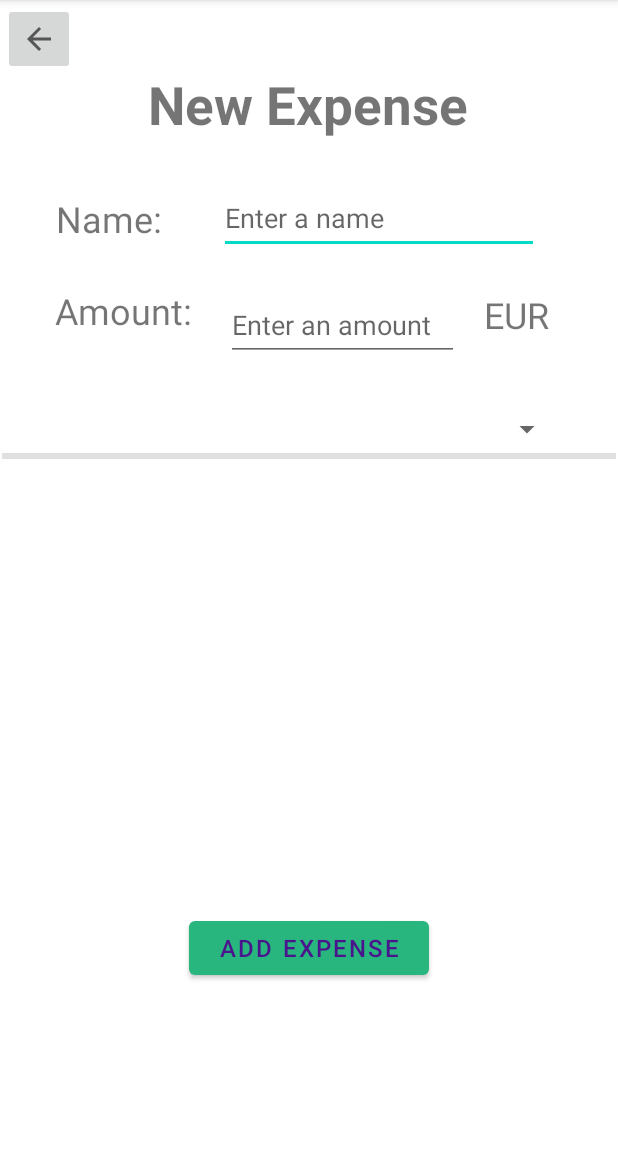
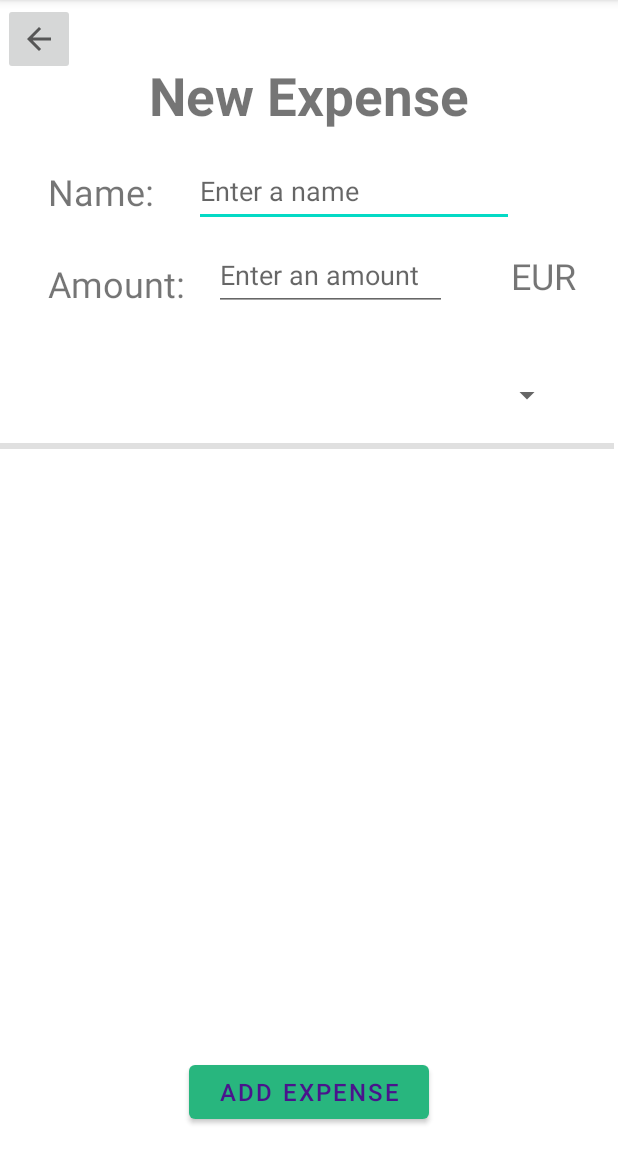
Before and after one commit to tonibosch/PlanVenture-App, an Android app: the CreateExpenseActivity screen opened directly, with no data from a screen before it, on a phone screen of 412 x 824 dp, the part 84-1236 px from its top. Run offline under Robolectric (Android 15) with nearby library versions, the phone set to English and light mode, and no system bars; 1 statement that could not run was skipped.

Commit message:
Solve Bug Activity Create New Expense

```diff
--- a/app/src/main/res/layout/activity_create_expense.xml
+++ b/app/src/main/res/layout/activity_create_expense.xml
@@ -10,16 +10,13 @@
         android:id="@+id/tripInformationHeader3"
         android:layout_width="wrap_content"
         android:layout_height="wrap_content"
-        android:layout_marginTop="16dp"
+        android:layout_marginTop="40dp"
         android:text="@string/new_expense"
         android:textSize="35sp"
         android:textStyle="bold"
-        app:layout_constraintBottom_toTopOf="@+id/divider"
         app:layout_constraintEnd_toEndOf="parent"
-        app:layout_constraintHorizontal_bias="0.498"
         app:layout_constraintStart_toStartOf="parent"
-        app:layout_constraintTop_toTopOf="parent"
-        app:layout_constraintVertical_bias="0.126" />
+        app:layout_constraintTop_toTopOf="parent" />
 
     <ImageButton
         android:id="@+id/backButton_CreateExpenses"
@@ -37,26 +34,22 @@
         android:id="@+id/textView3"
         android:layout_width="81dp"
         android:layout_height="37dp"
-        android:layout_marginTop="36dp"
+        android:layout_marginStart="32dp"
+        android:layout_marginTop="24dp"
         android:text="@string/nameExpenseNE"
         android:textSize="24sp"
-        app:layout_constraintBottom_toTopOf="@+id/divider"
-        app:layout_constraintEnd_toEndOf="parent"
-        app:layout_constraintHorizontal_bias="0.112"
         app:layout_constraintStart_toStartOf="parent"
         app:layout_constraintTop_toBottomOf="@+id/tripInformationHeader3"
-        app:layout_constraintVertical_bias="0.0"
         tools:ignore="TextSizeCheck" />
 
     <TextView
         android:id="@+id/textView7"
         android:layout_width="96dp"
         android:layout_height="41dp"
+        android:layout_marginStart="32dp"
         android:layout_marginTop="24dp"
         android:text="@string/amountE"
         android:textSize="24sp"
-        app:layout_constraintEnd_toEndOf="parent"
-        app:layout_constraintHorizontal_bias="0.117"
         app:layout_constraintStart_toStartOf="parent"
         app:layout_constraintTop_toBottomOf="@+id/textView3"
         tools:ignore="TextSizeCheck" />
@@ -65,15 +58,13 @@
         android:id="@+id/expenseName_editText"
         android:layout_width="wrap_content"
         android:layout_height="wrap_content"
-        android:layout_marginTop="28dp"
-        android:layout_marginEnd="20dp"
+        android:layout_marginStart="16dp"
+        android:layout_marginTop="16dp"
         android:autofillHints=""
         android:ems="10"
         android:hint="@string/enter_a_name"
         android:inputType="text"
         android:minHeight="48dp"
-        app:layout_constraintEnd_toEndOf="parent"
-        app:layout_constraintHorizontal_bias="0.454"
         app:layout_constraintStart_toEndOf="@+id/textView3"
         app:layout_constraintTop_toBottomOf="@+id/tripInformationHeader3" />
 
@@ -81,47 +72,46 @@
         android:id="@+id/createExpenseButton_CreateExpenses"
         android:layout_width="160dp"
         android:layout_height="wrap_content"
-        android:layout_marginTop="33dp"
+        android:layout_marginBottom="16dp"
         android:text="@string/add_expense"
         android:textColor="#4A148C"
         android:textSize="16sp"
+        app:layout_constraintBottom_toBottomOf="parent"
         app:layout_constraintEnd_toEndOf="parent"
         app:layout_constraintStart_toStartOf="parent"
-        app:layout_constraintTop_toBottomOf="@+id/Participant_Expense_RV"
         tools:ignore="TextSizeCheck" />
 
     <EditText
         android:id="@+id/expenseAmount_editText"
         android:layout_width="155dp"
         android:layout_height="48dp"
-        android:layout_marginStart="2dp"
-        android:layout_marginTop="23dp"
+        android:layout_marginTop="8dp"
+        android:autofillHints=""
         android:ems="10"
         android:hint="@string/enter_an_amount"
         android:inputType="numberDecimal"
         app:layout_constraintEnd_toStartOf="@+id/textView10"
+        app:layout_constraintHorizontal_bias="0.25"
         app:layout_constraintStart_toEndOf="@+id/textView7"
-        app:layout_constraintTop_toBottomOf="@+id/expenseName_editText"
-        android:autofillHints="" />
+        app:layout_constraintTop_toBottomOf="@+id/expenseName_editText" />
 
     <TextView
         android:id="@+id/textView10"
         android:layout_width="wrap_content"
         android:layout_height="wrap_content"
-        android:layout_marginTop="24dp"
-        android:layout_marginEnd="30dp"
+        android:layout_marginTop="16dp"
+        android:layout_marginEnd="28dp"
         android:text="@string/eur"
         android:textSize="24sp"
         app:layout_constraintEnd_toEndOf="parent"
-        app:layout_constraintStart_toEndOf="@+id/expenseAmount_editText"
-        app:layout_constraintTop_toBottomOf="@+id/expenseName_editText" />
+        app:layout_constraintTop_toBottomOf="@+id/expenseName_editText"
+        tools:ignore="MissingConstraints" />
 
     <Spinner
         android:id="@+id/ParticipantSpinner"
         android:layout_width="338dp"
         android:layout_height="48dp"
-        android:layout_marginTop="29dp"
-        app:layout_constraintBottom_toTopOf="@+id/divider"
+        android:layout_marginTop="32dp"
         app:layout_constraintEnd_toEndOf="parent"
         app:layout_constraintStart_toStartOf="parent"
         app:layout_constraintTop_toBottomOf="@+id/expenseAmount_editText" />
@@ -130,17 +120,19 @@
         android:id="@+id/divider"
         android:layout_width="409dp"
         android:layout_height="4dp"
+        android:layout_marginTop="8dp"
         android:background="?android:attr/listDivider"
-        app:layout_constraintBottom_toTopOf="@+id/createExpenseButton_CreateExpenses"
-        app:layout_constraintEnd_toEndOf="parent"
-        app:layout_constraintStart_toStartOf="parent"
-        app:layout_constraintTop_toTopOf="parent" />
+        app:layout_constraintTop_toBottomOf="@+id/ParticipantSpinner"
+        tools:layout_editor_absoluteX="1dp"
+        tools:ignore="MissingConstraints" />
 
     <androidx.recyclerview.widget.RecyclerView
         android:id="@+id/Participant_Expense_RV"
-        android:layout_width="354dp"
-        android:layout_height="249dp"
+        android:layout_width="0dp"
+        android:layout_height="wrap_content"
+        android:layout_marginStart="32dp"
         android:layout_marginTop="19dp"
+        android:layout_marginEnd="32dp"
         app:layout_constraintEnd_toEndOf="parent"
         app:layout_constraintStart_toStartOf="parent"
         app:layout_constraintTop_toBottomOf="@+id/divider"
--- a/app/src/main/res/layout/activity_create_trip.xml
+++ b/app/src/main/res/layout/activity_create_trip.xml
@@ -68,7 +68,7 @@
         android:layout_height="wrap_content"
         android:layout_marginStart="10dp"
         android:layout_marginEnd="100dp"
-        android:layout_marginBottom="68dp"
+        android:layout_marginBottom="16dp"
         android:text="@string/save"
         android:textColor="#4A148C"
         app:layout_constraintBottom_toBottomOf="parent"
@@ -81,7 +81,7 @@
         android:layout_height="wrap_content"
         android:layout_marginStart="100dp"
         android:layout_marginEnd="10dp"
-        android:layout_marginBottom="68dp"
+        android:layout_marginBottom="16dp"
         android:backgroundTint="@color/white"
         android:text="@string/cancel"
         android:textColor="#2E7D32"
--- a/app/src/main/res/layout/activity_trip_information.xml
+++ b/app/src/main/res/layout/activity_trip_information.xml
@@ -12,7 +12,7 @@
         android:layout_width="100dp"
         android:layout_height="wrap_content"
         android:layout_marginEnd="88dp"
-        android:layout_marginBottom="92dp"
+        android:layout_marginBottom="16dp"
         android:text="@string/update"
         android:textColor="#4A148C"
         app:layout_constraintBottom_toBottomOf="parent"
@@ -23,7 +23,7 @@
         android:layout_width="100sp"
         android:layout_height="wrap_content"
         android:layout_marginStart="88dp"
-        android:layout_marginBottom="92dp"
+        android:layout_marginBottom="16dp"
         android:backgroundTint="@color/white"
         android:text="@string/cancel"
         android:textColor="#2E7D32"
```
Also changed, not shown: app/src/main/res/layout/activity_all_expense.xml (+14 -17 lines).
